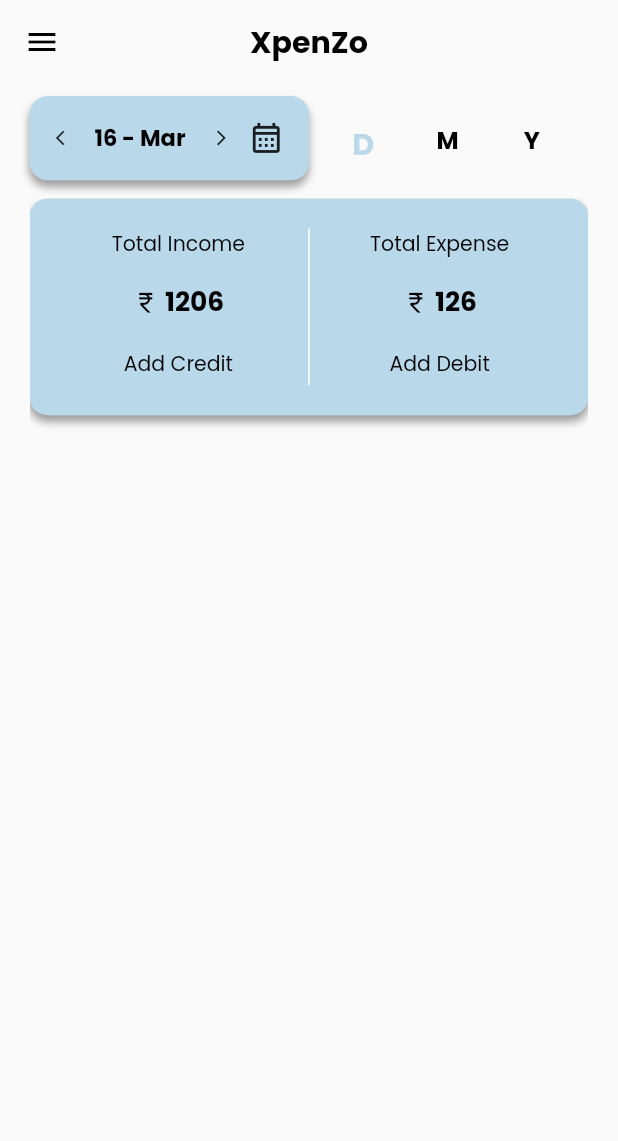
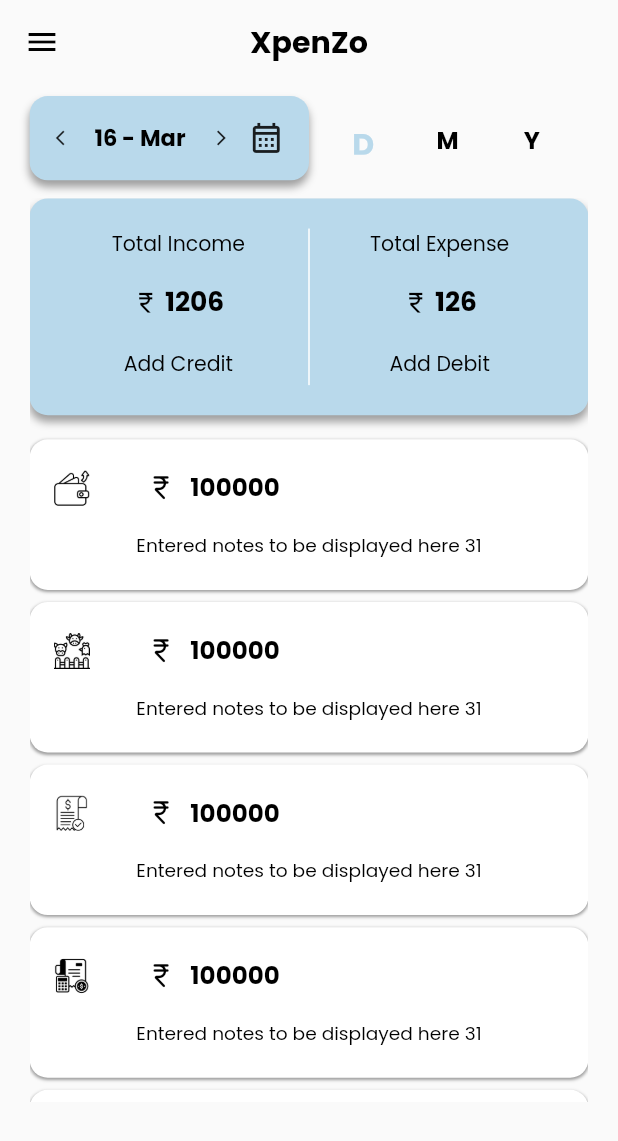
Before and after one commit to Anandhakrishnan-K/FlutterXpenzo_Archive, a Flutter app: the screen it shows after launch, on a phone screen of 412 x 824 dp. Shown: the top 1141 px of the screen. Run offline on Flutter 3.47's test engine with Material 2 defaults, Android fonts, the light colour scheme and no system bars; our stand-ins replace google_fonts.

Commit message:
Added List view for Day and Month Day View is okay Month view is not working as expected Closing for the day needs to be checked tomorrow

```diff
--- a/xpenso/lib/constans.dart
+++ b/xpenso/lib/constans.dart
@@ -11,7 +11,7 @@
 final double tabHeight = deviceHeight * 0.07;
 final double cardHeight = deviceHeight * 0.18;
 final double cardHeight1 = deviceHeight * 0.12;
-final double listHeight = deviceHeight * 0.55;
+final double listHeight = deviceHeight * 0.56;
 final double h05 = deviceHeight * 0.005;
 final double h10 = deviceHeight * 0.01;
 final double h15 = deviceHeight * 0.015;
@@ -38,7 +38,8 @@
 const Color transparent = Colors.transparent;
 const Color appBarColor = Color(0xffB9D9EB);
 const Color selectedFontColor = Color(0xff4169E1);
-const Color cardColor = Color.fromARGB(255, 240, 240, 240);
+const Color expense = Color(0xffffe3e0);
+const Color income = Color(0xffE5FDD1);
 const Color cardFontColor = Colors.black;
 
 // ************************* Initalizing Date formatting  *********************
@@ -47,6 +48,7 @@
 DateFormat day = DateFormat('dd - MMM');
 DateFormat month = DateFormat('MMM - yy');
 DateFormat year = DateFormat('yyyy');
+int days = DateTime(date.year, date.month + 1, 0).day;
 int durationIndex = 0;
 
 // ************************* Custom Text Widget ******************************//
@@ -67,11 +69,15 @@
 
   @override
   Widget build(BuildContext context) {
-    return Text(content,
-        style: GoogleFonts.poppins(
-            fontSize: size,
-            color: color,
-            fontWeight: isHeader ? FontWeight.bold : FontWeight.normal));
+    return Text(
+      content,
+      style: GoogleFonts.poppins(
+          fontSize: size,
+          color: color,
+          fontWeight: isHeader ? FontWeight.bold : FontWeight.normal),
+      overflow: overflow,
+      maxLines: 2,
+    );
   }
 }
 
--- a/xpenso/lib/main.dart
+++ b/xpenso/lib/main.dart
@@ -1,12 +1,13 @@
 // ignore_for_file: prefer_const_constructors
 import 'package:flutter/material.dart';
 import 'package:xpenso/utils/add_expenses.dart';
+import 'package:xpenso/utils/list_builder.dart';
+import 'package:xpenso/utils/month_list.dart';
 import 'package:xpenso/utils/tabs.dart';
 import 'constans.dart';
 
 // Main Program Starts here
 PageController pageController = PageController();
-
 final MaterialColor colorPrimary = MaterialColor(
   0xFF91C8FF,
   const <int, Color>{
@@ -71,7 +72,7 @@
               height: h15,
             ),
             SizedBox(
-              height: cardHeight + listHeight,
+              height: cardHeight + listHeight + h10,
               width: deviceWidth,
               child: PageView(
                 // Page View Starts Here
@@ -139,13 +140,27 @@
                           },
                         ),
                       ),
+                      SizedBox(
+                        height: h10,
+                      ),
+                      SizedBox(
+                        height: listHeight,
+                        child: ListBuilder(),
+                      )
                     ],
                   ),
                   Column(
                     // ignore: prefer_const_literals_to_create_immutables
                     children: [
 //******************************** Main Page - Month **************************/
-                      ExpenseCardMonth(),
+                      SizedBox(height: cardHeight1, child: ExpenseCardMonth()),
+                      SizedBox(
+                        height: h10,
+                      ),
+                      SizedBox(
+                        height: listHeight + h50,
+                        child: MonthList(),
+                      )
                     ],
                   ),
                   Column(
--- /dev/null
+++ b/xpenso/lib/utils/list_builder.dart
@@ -0,0 +1,272 @@
+import 'package:flutter/material.dart';
+import 'package:xpenso/constans.dart';
+
+var list = ['1', '2', '3', '4', '5', '6', '7', '8', '9', '10'];
+
+class ListBuilder extends StatefulWidget {
+  const ListBuilder({super.key});
+
+  @override
+  State<ListBuilder> createState() => _ListBuilderState();
+}
+
+class _ListBuilderState extends State<ListBuilder> {
+  @override
+  Widget build(BuildContext context) {
+    return ListView.builder(
+      physics: const BouncingScrollPhysics(),
+      itemCount: list.length,
+      itemBuilder: (context, index) {
+        final item = list[index];
+
+        // Dismissable Widget Startes Here
+        return Dismissible(
+          // Backgroung when the list tile is dragged
+          background: Padding(
+            padding: EdgeInsets.only(top: h10),
+            child: Container(
+              alignment: Alignment.centerRight,
+              decoration: BoxDecoration(
+                  color: expense, borderRadius: BorderRadius.circular(h15)),
+              child: Padding(
+                  padding: EdgeInsets.all(h50),
+                  child: const Icon(Icons.delete)),
+            ),
+          ),
+
+          // To display Alert Box when dismissed whether to confirm / Delete
+          confirmDismiss: (direction) async {
+            return await showDialog(
+              context: context,
+              builder: (context) {
+                return AlertDialog(
+                  title: MyText(
+                    content: 'Are you sure to delete ?',
+                    size: cardFontSize,
+                  ),
+                  content: MyText(
+                    content:
+                        'This will be permanent action and cannot be reverted',
+                    size: cardFontSize,
+                  ),
+                  actions: [
+                    MyButton(
+                        content: 'Confirm',
+                        height: h50,
+                        textSize: cardFontSize,
+                        onPressed: () {
+                          Navigator.of(context).pop(true);
+                        }),
+                    MyButton(
+                        content: 'Back',
+                        height: h50,
+                        textSize: cardFontSize,
+                        onPressed: () {
+                          Navigator.of(context).pop(false);
+                        })
+                  ],
+                );
+              },
+            );
+          },
+
+          // Dismiss Action assigning
+          key: Key(item),
+          direction: DismissDirection.endToStart,
+          onDismissed: (direction) {
+            setState(() {
+              list.removeAt(index);
+            });
+
+            // Display Snack bar when item deleted
+
+            ScaffoldMessenger.of(context).showSnackBar(SnackBar(
+                backgroundColor: Colors.white,
+                dismissDirection: DismissDirection.endToStart,
+                duration: const Duration(seconds: 1),
+                content: MyText(
+                    content: 'Item ${index.toString()} Delete Sucessfully',
+                    size: cardFontSize)));
+          },
+
+          // list of values to be displayed designed below
+          child: Padding(
+            padding: EdgeInsets.only(top: h10),
+            child: Container(
+              height: h100 + h25,
+              width: deviceWidth,
+              decoration: BoxDecoration(
+                  borderRadius: BorderRadius.circular(h15),
+                  color: Colors.white,
+                  boxShadow: [
+                    BoxShadow(
+                      color: Colors.grey.shade500,
+                      blurRadius: h05 / 4,
+                      offset: Offset(0, h05 / 4),
+                    )
+                  ]),
+              child: ListTile(
+                title: Column(
+                  mainAxisAlignment: MainAxisAlignment.start,
+                  children: [
+                    SizedBox(
+                      height: h20,
+                    ),
+                    Row(
+                      children: [
+                        iconListEx[index],
+                        SizedBox(
+                          width: w100,
+                        ),
+                        Icon(
+                          Icons.currency_rupee_rounded,
+                          color: Colors.black,
+                          size: cardFontSize * 1.5,
+                        ),
+                        SizedBox(
+                          width: w25,
+                        ),
+                        MyText(
+                          content: '100000',
+                          size: cardFontSize * 1.2,
+                          isHeader: true,
+                        )
+                      ],
+                    ),
+                    SizedBox(
+                      height: h20,
+                    ),
+                    SizedBox(
+                      height: h50,
+                      child: MyText(
+                        content:
+                            'Entered notes to be displayed here ${DateTime(date.year, date.month + 1, 0).day.toString()}',
+                        size: cardFontSize / 1.1,
+                      ),
+                    )
+                  ],
+                ),
+              ),
+            ),
+          ),
+        );
+      },
+    );
+  }
+}
+
+// category list
+
+List<Widget> iconListEx = [
+  ImageIcon(
+    color: Colors.black,
+    size: h20 + h10,
+    const AssetImage('assets/icons/expenses.png'),
+  ),
+  ImageIcon(
+    color: Colors.black,
+    size: h20 + h10,
+    const AssetImage('assets/icons/animal.png'),
+    semanticLabel: 'Livestock',
+  ),
+  ImageIcon(
+    color: Colors.black,
+    size: h20 + h10,
+    const AssetImage('assets/icons/bill.png'),
+  ),
+  ImageIcon(
+    color: Colors.black,
+    size: h20 + h10,
+    const AssetImage('assets/icons/budget.png'),
+  ),
+  ImageIcon(
+    color: Colors.black,
+    size: h20 + h10,
+    const AssetImage('assets/icons/bus.png'),
+  ),
+  ImageIcon(
+    color: Colors.black,
+    size: h20 + h10,
+    const AssetImage('assets/icons/cinema.png'),
+  ),
+  ImageIcon(
+    color: Colors.black,
+    size: h20 + h10,
+    const AssetImage('assets/icons/electricity.png'),
+  ),
+  ImageIcon(
+    color: Colors.black,
+    size: h20 + h10,
+    const AssetImage('assets/icons/faucet.png'),
+  ),
+  ImageIcon(
+    color: Colors.black,
+    size: h20 + h10,
+    const AssetImage('assets/icons/food.png'),
+  ),
+  ImageIcon(
+    color: Colors.black,
+    size: h20 + h10,
+    const AssetImage('assets/icons/fuel.png'),
+  ),
+  ImageIcon(
+    color: Colors.black,
+    size: h20 + h10,
+    const AssetImage('assets/icons/gas.png'),
+  ),
+  ImageIcon(
+    color: Colors.black,
+    size: h20 + h10,
+    const AssetImage('assets/icons/haircut.png'),
+  ),
+  ImageIcon(
+    color: Colors.black,
+    size: h20 + h10,
+    const AssetImage('assets/icons/internet.png'),
+  ),
+  ImageIcon(
+    color: Colors.black,
+    size: h20 + h10,
+    const AssetImage('assets/icons/investment.png'),
+  ),
+  ImageIcon(
+    color: Colors.black,
+    size: h20 + h10,
+    const AssetImage('assets/icons/nachos.png'),
+  ),
+  ImageIcon(
+    color: Colors.black,
+    size: h20 + h10,
+    const AssetImage('assets/icons/online-shop.png'),
+  ),
+  ImageIcon(
+    color: Colors.black,
+    size: h20 + h10,
+    const AssetImage('assets/icons/purchase.png'),
+  ),
+  ImageIcon(
+    color: Colors.black,
+    size: h20 + h10,
+    const AssetImage('assets/icons/restaurant.png'),
+  ),
+  ImageIcon(
+    color: Colors.black,
+    size: h20 + h10,
+    const AssetImage('assets/icons/stationery.png'),
+  ),
+  ImageIcon(
+    color: Colors.black,
+    size: h20 + h10,
+    const AssetImage('assets/icons/subs.png'),
+  ),
+  ImageIcon(
+    color: Colors.black,
+    size: h20 + h10,
+    const AssetImage('assets/icons/vegies.png'),
+  ),
+  ImageIcon(
+    color: Colors.black,
+    size: h20 + h10,
+    const AssetImage('assets/icons/wardrobe.png'),
+  ),
+];
--- a/xpenso/lib/utils/tabs.dart
+++ b/xpenso/lib/utils/tabs.dart
@@ -204,7 +204,9 @@
                                       date.year, date.month - 1, date.day)
                                   : date = DateTime(
                                       date.year - 1, date.month, date.day);
+                          days = DateTime(date.year, date.month + 1, 0).day;
                         });
+                        debugPrint(days.toString());
                       },
                       icon: Icon(
                         Icons.arrow_back_ios,
@@ -244,6 +246,7 @@
                                       date.year, date.month + 1, date.day)
                                   : date = DateTime(
                                       date.year + 1, date.month, date.day);
+                          days = DateTime(date.year, date.month + 1, 0).day;
                         });
                       },
                       icon: Icon(
```
Also changed, not shown: xpenso/lib/utils/month_list.dart (added, +79 -0 lines).
